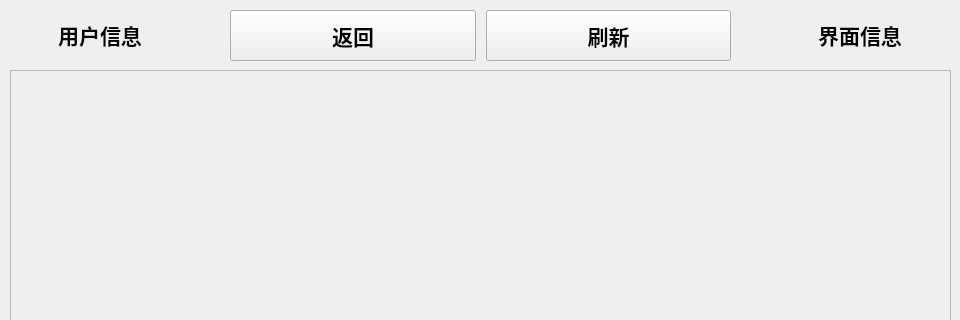
First picture: the form in FoodClient/viewwidget.ui, repository xuguodong1999/food-client-server-demo, before the edit; both pictures show x 0 to 960 and y 0 to 320 of the 960 by 540 pixel window.
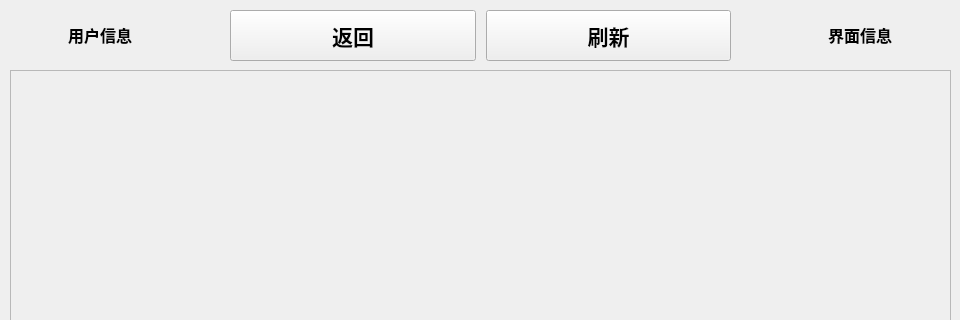
Second picture: the form after the edit.

Patch:
```diff
--- a/FoodClient/viewwidget.ui
+++ b/FoodClient/viewwidget.ui
@@ -31,7 +31,7 @@
             <property name="font">
                 <font>
                     <family>Arial</family>
-                    <pointsize>16</pointsize>
+                    <pointsize>12</pointsize>
                     <weight>75</weight>
                     <bold>true</bold>
                 </font>
@@ -147,7 +147,7 @@
             <property name="font">
                 <font>
                     <family>Arial</family>
-                    <pointsize>16</pointsize>
+                    <pointsize>12</pointsize>
                     <weight>75</weight>
                     <bold>true</bold>
                 </font>
```
